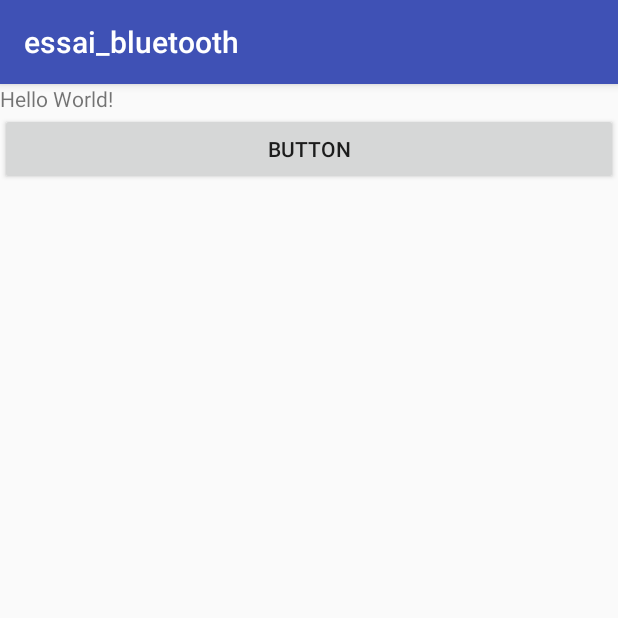
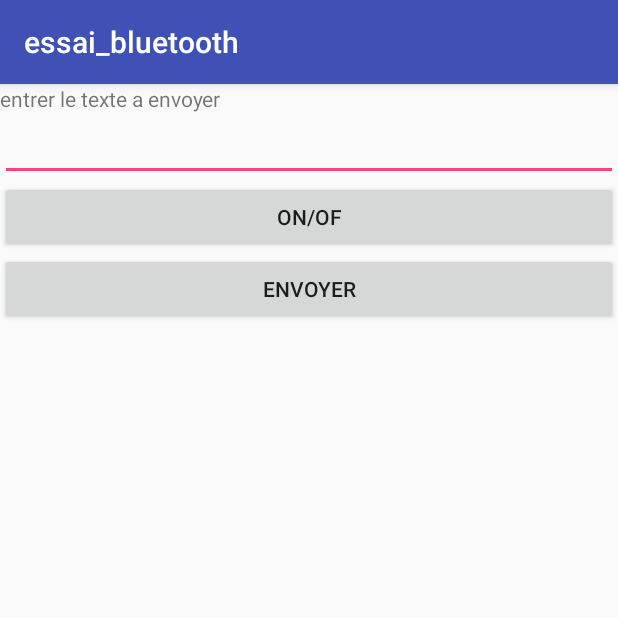
Before and after one commit to samy30/essai_bluetooth, an Android app: the screen it shows after launch (MainActivity), on a phone screen of 412 x 824 dp, the top half of it. Run offline under Robolectric (Android 15) with nearby library versions, the phone set to English and light mode, and no system bars.

Commit message:
mainActivity

```diff
--- a/app/src/main/res/layout/activity_main.xml
+++ b/app/src/main/res/layout/activity_main.xml
@@ -14,17 +14,30 @@
         <TextView
             android:layout_width="match_parent"
             android:layout_height="wrap_content"
-            android:text="Hello World!"
+            android:text="entrer le texte a envoyer"
             app:layout_constraintBottom_toBottomOf="parent"
             app:layout_constraintLeft_toLeftOf="parent"
             app:layout_constraintRight_toRightOf="parent"
             app:layout_constraintTop_toTopOf="parent" />
 
-        <Button
-            android:id="@+id/button"
+        <EditText
+            android:id="@+id/text"
             android:layout_width="match_parent"
             android:layout_height="wrap_content"
-            android:text="Button" />
+            android:ems="10"
+            android:inputType="textPersonName" />
+
+        <Button
+            android:id="@+id/OnOf"
+            android:layout_width="match_parent"
+            android:layout_height="wrap_content"
+            android:text="ON/OF" />
+
+        <Button
+            android:id="@+id/envoyer"
+            android:layout_width="match_parent"
+            android:layout_height="wrap_content"
+            android:text="Envoyer" />
     </LinearLayout>
 
 </android.support.constraint.ConstraintLayout>
```
